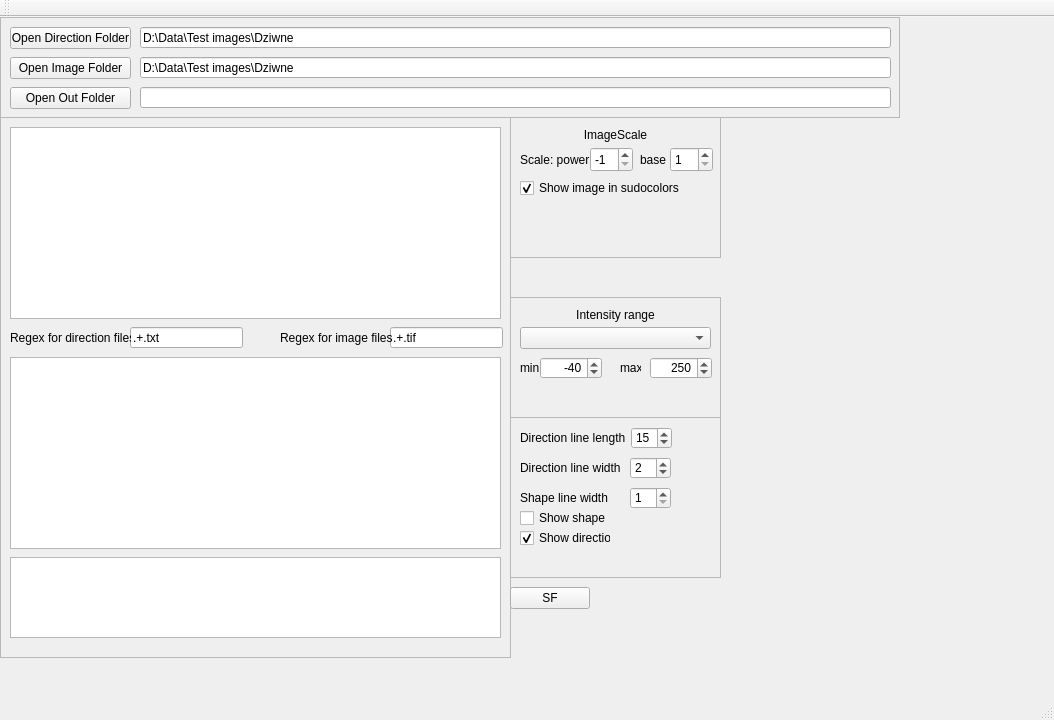
Qt form mainwindow.ui (marcinkociolek/BasicDirMapVieverV02) before a commit.
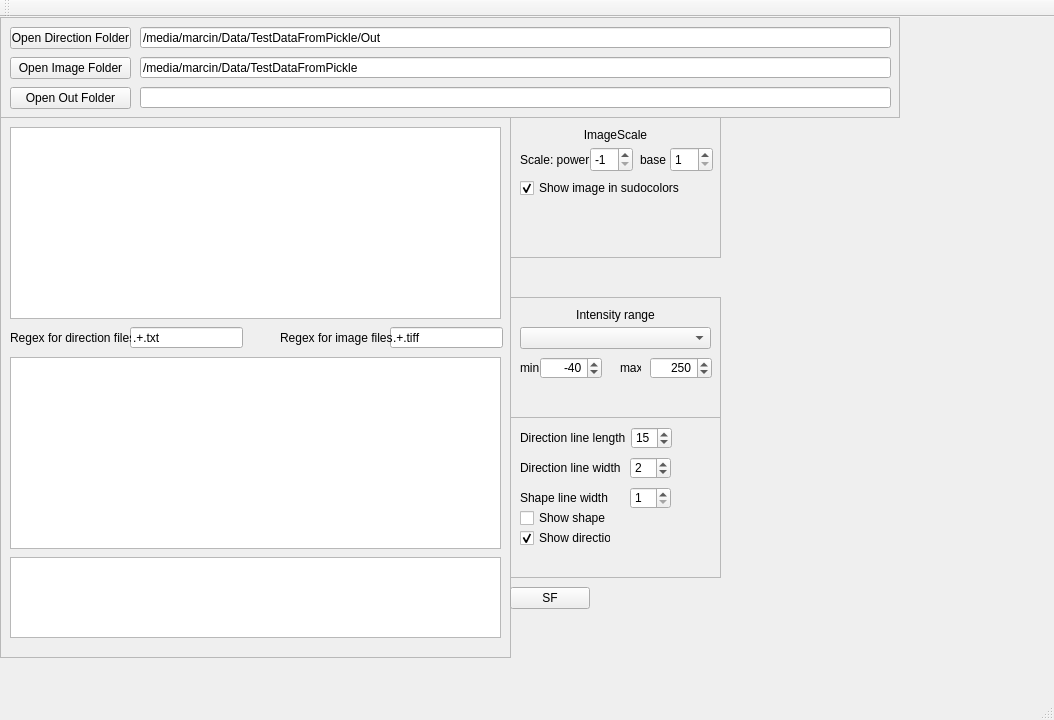
The same form after that commit.

Patch:
```diff
--- a/mainwindow.ui
+++ b/mainwindow.ui
@@ -49,7 +49,7 @@
       </rect>
      </property>
      <property name="text">
-      <string>D:\Data\Test images\Dziwne</string>
+      <string>/media/marcin/Data/TestDataFromPickle/Out</string>
      </property>
     </widget>
     <widget class="QPushButton" name="pushButtonOpenDirectionFolder">
@@ -101,7 +101,7 @@
       </rect>
      </property>
      <property name="text">
-      <string>D:\Data\Test images\Dziwne</string>
+      <string>/media/marcin/Data/TestDataFromPickle</string>
      </property>
     </widget>
    </widget>
@@ -130,7 +130,7 @@
       </rect>
      </property>
      <property name="text">
-      <string>.+.tif</string>
+      <string>.+.tiff</string>
      </property>
     </widget>
     <widget class="QListWidget" name="listWidgetImageFiles">
```
Left out of the diff: 2 changed lines with no effect on the pictures.
